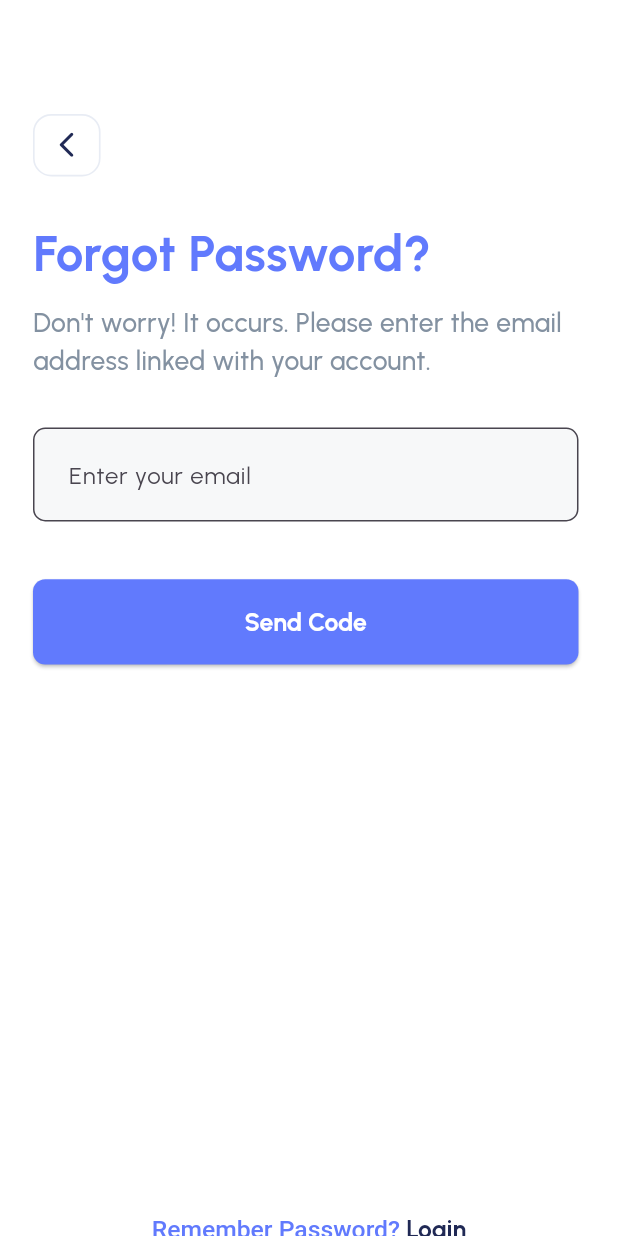
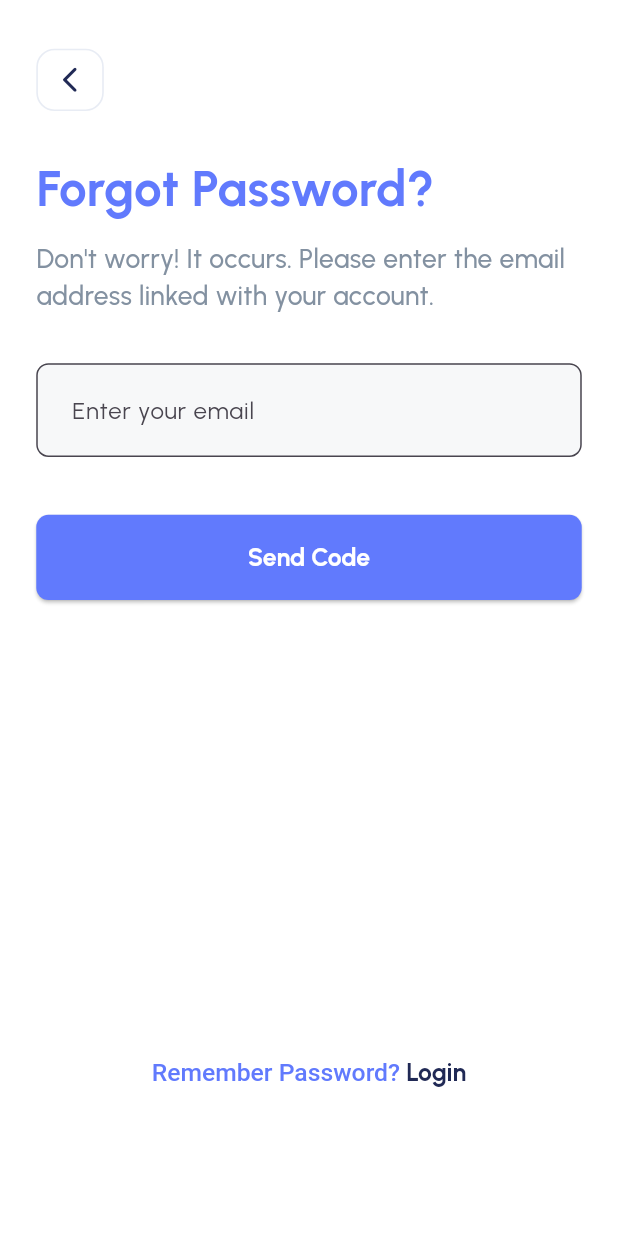
Before and after one commit to OmarAfifi-CSE/finance_app_ui, a Flutter app: the ForgetPasswordScreen screen opened by its route, on a phone screen of 412 x 824 dp. Run offline on Flutter 3.47's test engine with Material 3 defaults, Android fonts, the phone set to English and light mode, and no system bars; our stand-ins replace flutter_screenutil, flutter_svg, go_router.

Commit message:
add SafeArea widget to screens

```diff
--- a/lib/core/features/auth/forget_password_screen.dart
+++ b/lib/core/features/auth/forget_password_screen.dart
@@ -29,18 +29,19 @@ class _ForgetPasswordScreenState extends State<ForgetPasswordScreen> {
   @override
   Widget build(BuildContext context) {
     return Scaffold(
-      body: SingleChildScrollView(
+      body: SafeArea(
+        child: SingleChildScrollView(
           child: Form(
             key: formKey,
             child: Padding(
-            padding: EdgeInsets.symmetric(horizontal: 22.0, vertical: 20.0),
+              padding: EdgeInsets.symmetric(horizontal: 22.w, vertical: 20.h),
               child: Column(
                 mainAxisAlignment: MainAxisAlignment.start,
                 crossAxisAlignment: CrossAxisAlignment.start,
                 children: [
-                SizedBox(height: 56.0),
+                  SizedBox(height: 12.h),
                   CustomBackButtonWidget(),
-                SizedBox(height: 28.0),
+                  SizedBox(height: 28.h),
                   SizedBox(
                     width: 331.w,
                     child: Text(
@@ -48,7 +49,7 @@ class _ForgetPasswordScreenState extends State<ForgetPasswordScreen> {
                       style: AppStyles.primaryHeadlineStyle,
                     ),
                   ),
-                SizedBox(height: 10.0),
+                  SizedBox(height: 10.h),
                   SizedBox(
                     width: 331.w,
                     child: Text(
@@ -78,7 +79,7 @@ class _ForgetPasswordScreenState extends State<ForgetPasswordScreen> {
                       GoRouter.of(context).pushNamed(AppRoutes.resetPasswordScreen);
                     }
                   },),
-                SizedBox(height: 361.h),
+                  SizedBox(height: 300.h),
                   CustomRichText(
                     text: 'Remember Password? ',
                     onTapText: 'Login',
@@ -91,6 +92,7 @@ class _ForgetPasswordScreenState extends State<ForgetPasswordScreen> {
             ),
           ),
         ),
+      ),
     );
   }
 }
--- a/lib/core/features/auth/login_screen.dart
+++ b/lib/core/features/auth/login_screen.dart
@@ -34,7 +34,8 @@ class _LoginScreenState extends State<LoginScreen> {
   @override
   Widget build(BuildContext context) {
     return Scaffold(
-      body: SingleChildScrollView(
+      body: SafeArea(
+        child: SingleChildScrollView(
           child: Padding(
             padding: EdgeInsets.symmetric(horizontal: 22.w, vertical: 20.h),
             child: Form(
@@ -43,7 +44,7 @@ class _LoginScreenState extends State<LoginScreen> {
                 mainAxisAlignment: MainAxisAlignment.start,
                 crossAxisAlignment: CrossAxisAlignment.start,
                 children: [
-                SizedBox(height: 56.h),
+                  SizedBox(height: 12.h),
                   CustomBackButtonWidget(),
                   SizedBox(height: 28.h),
                   SizedBox(
@@ -130,6 +131,7 @@ class _LoginScreenState extends State<LoginScreen> {
             ),
           ),
         ),
+      ),
     );
   }
 }
--- a/lib/core/features/auth/password_changed_screen.dart
+++ b/lib/core/features/auth/password_changed_screen.dart
@@ -12,11 +12,12 @@ class PasswordChangedScreen extends StatelessWidget {
   @override
   Widget build(BuildContext context) {
     return Scaffold(
-      body: SingleChildScrollView(
+      body: SafeArea(
+        child: SingleChildScrollView(
           child: Center(
             child: Column(
               children: [
-              SizedBox(height: 248.h),
+                SizedBox(height: 204.h),
                 Image.asset(AppAssets.rightCheckSticker, width: 100.w),
                 SizedBox(height: 35.h),
                 SizedBox(
@@ -51,6 +52,7 @@ class PasswordChangedScreen extends StatelessWidget {
             ),
           ),
         ),
+      ),
     );
   }
 }
--- a/lib/core/features/auth/reset_password_screen.dart
+++ b/lib/core/features/auth/reset_password_screen.dart
@@ -30,7 +30,8 @@ class _ResetPasswordScreenState extends State<ResetPasswordScreen> {
   @override
   Widget build(BuildContext context) {
     return Scaffold(
-      body: SingleChildScrollView(
+      body: SafeArea(
+        child: SingleChildScrollView(
           child: Form(
             key: formKey,
             child: Padding(
@@ -39,7 +40,7 @@ class _ResetPasswordScreenState extends State<ResetPasswordScreen> {
                 mainAxisAlignment: MainAxisAlignment.start,
                 crossAxisAlignment: CrossAxisAlignment.start,
                 children: [
-                SizedBox(height: 56.h),
+                  SizedBox(height: 12.h),
                   CustomBackButtonWidget(),
                   SizedBox(height: 28.h),
                   SizedBox(
@@ -110,6 +111,7 @@ class _ResetPasswordScreenState extends State<ResetPasswordScreen> {
             ),
           ),
         ),
+      ),
     );
   }
 }
```
Also changed, not shown: lib/core/features/auth/register_screen.dart (+12 -5 lines). Lines whose indentation alone changed are shown as unchanged.
